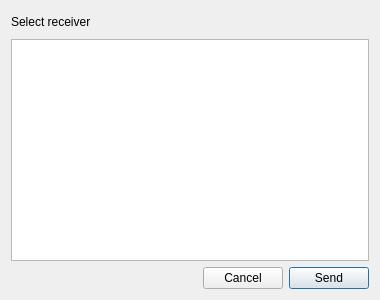
First picture: the form in src/ui/DestinationDialog.ui, repository SergeyGadzhilov/SHSH, before the edit.
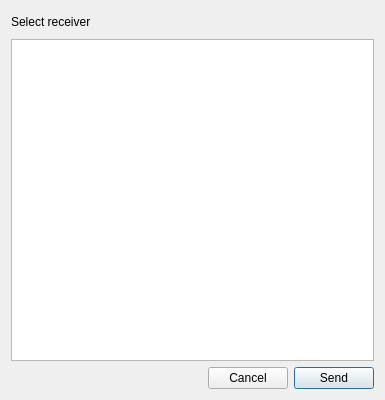
Second picture: the form after the edit. Icons and pictures are not drawn.

Commit message: Change select receiver window size

What changed in the file:
```diff
--- a/src/ui/DestinationDialog.ui
+++ b/src/ui/DestinationDialog.ui
@@ -6,8 +6,8 @@
    <rect>
     <x>0</x>
     <y>0</y>
-    <width>380</width>
-    <height>300</height>
+    <width>385</width>
+    <height>400</height>
    </rect>
   </property>
   <property name="sizePolicy">
@@ -24,8 +24,14 @@
   </property>
   <property name="maximumSize">
    <size>
-    <width>380</width>
-    <height>300</height>
+    <width>385</width>
+    <height>400</height>
+   </size>
+  </property>
+  <property name="baseSize">
+   <size>
+    <width>385</width>
+    <height>400</height>
    </size>
   </property>
   <property name="windowTitle">
```
